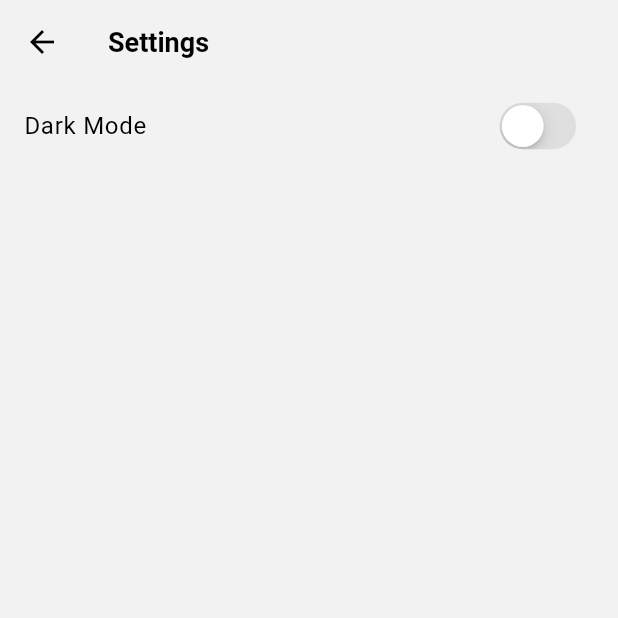
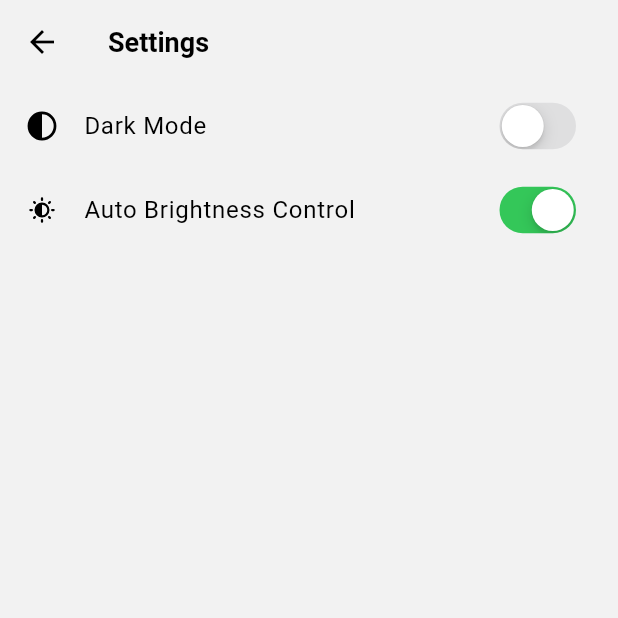
Before and after one commit to James1412/study_timer, a Flutter app: the SettingsScreen screen opened directly, on a phone screen of 412 x 824 dp, the top half of it. Run offline on Flutter 3.47's test engine with Material 3 defaults, Android fonts, the phone set to English and light mode, and no system bars; our stand-ins replace fluentui_system_icons, flutter_heatmap_calendar, gap, wakelock_plus; missing offline and left inert: duration, flutter_iconpicker, screen_brightness; statements that could not run were skipped.

Commit message:
😪 auto brightness control view model

```diff
--- a/lib/features/home/home_screen.dart
+++ b/lib/features/home/home_screen.dart
@@ -11,7 +11,7 @@ import 'package:intl/intl.dart';
 import 'package:provider/provider.dart';
 import 'package:study_timer/features/home/models/study_session_model.dart';
 import 'package:study_timer/features/home/utils.dart';
-import 'package:study_timer/features/home/view%20models/study_session_vm.dart';
+import 'package:study_timer/features/home/view_models/study_session_vm.dart';
 import 'package:study_timer/features/themes/colors.dart';
 import 'package:study_timer/features/themes/dark%20mode/utils.dart';
 
--- a/lib/features/home/view models/study_session_vm.dart
+++ b/lib/features/home/view_models/study_session_vm.dart
@@ -68,6 +68,7 @@ class StudySessionViewModel extends ChangeNotifier {
     for (StudySessionModel element in studySessions) {
       if (element.uniqueKey == studySessionModel.uniqueKey) {
         element.subjectName = studySessionModel.subjectName;
+        element.icon = studySessionModel.icon;
       }
     }
     notifyListeners();
--- a/lib/features/settings/settings_screen.dart
+++ b/lib/features/settings/settings_screen.dart
@@ -1,6 +1,9 @@
+import 'package:fluentui_system_icons/fluentui_system_icons.dart';
 import 'package:flutter/cupertino.dart';
 import 'package:flutter/material.dart';
 import 'package:provider/provider.dart';
+import 'package:study_timer/features/settings/utils.dart';
+import 'package:study_timer/features/settings/view_models/auto_brightness_vm.dart';
 import 'package:study_timer/features/themes/dark%20mode/dark_mode_vm.dart';
 import 'package:study_timer/features/themes/dark%20mode/utils.dart';
 
@@ -21,6 +24,7 @@ class _SettingsScreenState extends State<SettingsScreen> {
       body: ListView(
         children: [
           ListTile(
+            leading: const Icon(FluentIcons.dark_theme_20_filled),
             title: const Text("Dark Mode"),
             trailing: CupertinoSwitch(
               onChanged: (val) {
@@ -29,6 +33,18 @@ class _SettingsScreenState extends State<SettingsScreen> {
               value: isDarkMode(context),
             ),
           ),
+          ListTile(
+            leading: const Icon(FluentIcons.brightness_low_16_filled),
+            title: const Text("Auto Brightness Control"),
+            trailing: CupertinoSwitch(
+              onChanged: (val) {
+                context
+                    .read<AutoBrightnessViewModel>()
+                    .changeIsAutoBrightnessControl(val);
+              },
+              value: isAutoBrightnessControl(context),
+            ),
+          ),
         ],
       ),
     );
--- /dev/null
+++ b/lib/features/settings/utils.dart
@@ -0,0 +1,8 @@
+import 'package:flutter/material.dart';
+import 'package:provider/provider.dart';
+
+import 'view_models/auto_brightness_vm.dart';
+
+bool isAutoBrightnessControl(BuildContext context) {
+  return context.watch<AutoBrightnessViewModel>().isAutoBrightnessControl;
+}
--- /dev/null
+++ b/lib/features/settings/view_models/auto_brightness_vm.dart
@@ -0,0 +1,10 @@
+import 'package:flutter/cupertino.dart';
+
+class AutoBrightnessViewModel extends ChangeNotifier {
+  bool isAutoBrightnessControl = true;
+
+  void changeIsAutoBrightnessControl(bool val) {
+    isAutoBrightnessControl = val;
+    notifyListeners();
+  }
+}
--- a/lib/main.dart
+++ b/lib/main.dart
@@ -1,7 +1,8 @@
 import 'package:flutter/material.dart';
 import 'package:provider/provider.dart';
-import 'package:study_timer/features/home/view%20models/study_session_vm.dart';
+import 'package:study_timer/features/home/view_models/study_session_vm.dart';
 import 'package:study_timer/features/navigation/main_navigation_screen.dart';
+import 'package:study_timer/features/settings/view_models/auto_brightness_vm.dart';
 import 'package:study_timer/features/themes/dark%20mode/dark_mode_vm.dart';
 import 'package:study_timer/features/themes/dark%20mode/utils.dart';
 import 'package:study_timer/features/themes/light_dark_themes.dart';
@@ -16,6 +17,9 @@ void main() {
         ),
         ChangeNotifierProvider(
           create: (context) => StudySessionViewModel(),
+        ),
+        ChangeNotifierProvider(
+          create: (context) => AutoBrightnessViewModel(),
         ),
       ],
       child: const StudyTimerApp(),
```
Also changed, not shown: lib/features/timer/timer_screen.dart (+9 -2 lines).
